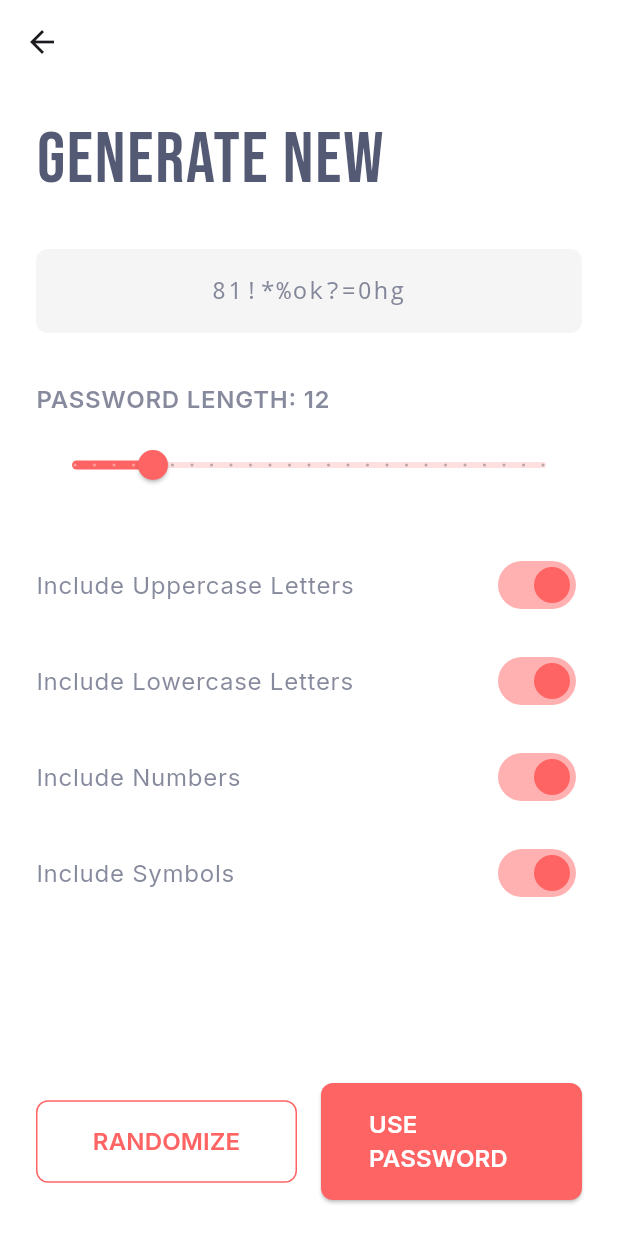
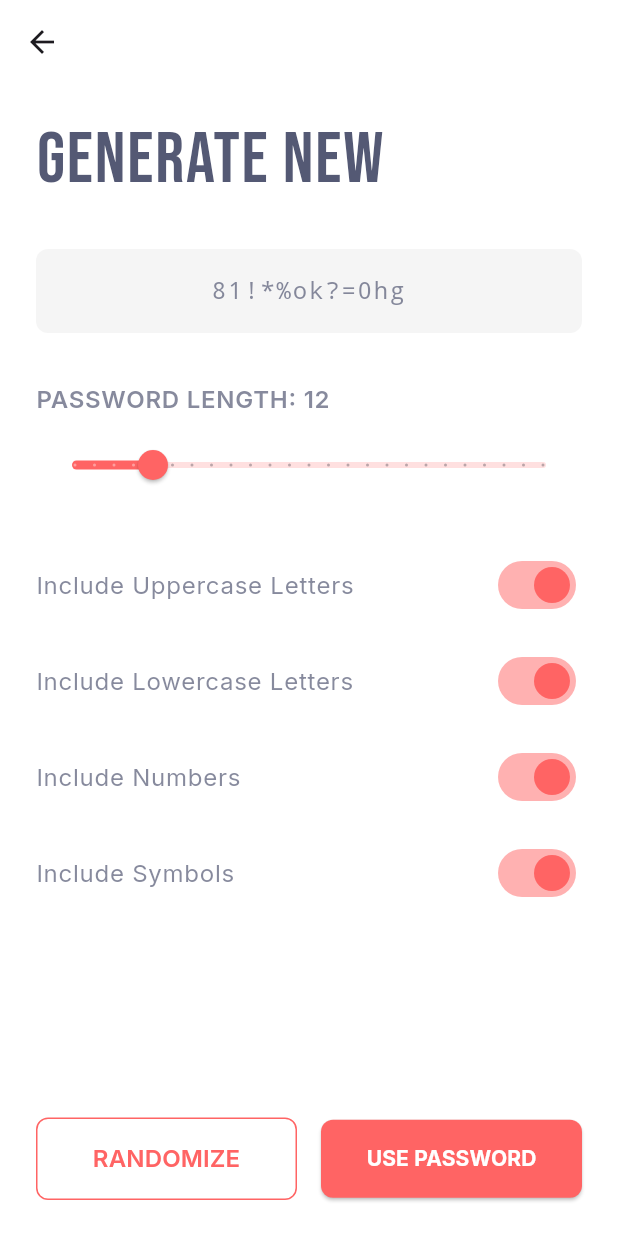
Before and after one commit to i-sifat/Passify, a Flutter app: the GeneratePasswordScreen screen opened directly, on a phone screen of 412 x 824 dp. Run offline on Flutter 3.47's test engine with Material 3 defaults, Android fonts, the light colour scheme and no system bars; our stand-ins replace file_picker, flutter_riverpod, google_fonts, package_info_plus, shared_preferences, vibration; missing offline and left inert: encrypt; accounts and stored records are empty.

Commit message:
fix use password

```diff
--- a/lib/screens/home/generate_password_screen.dart
+++ b/lib/screens/home/generate_password_screen.dart
@@ -154,7 +154,19 @@ class _GeneratePasswordScreenState
                         );
                         Navigator.pop(context, _generatedPassword);
                       },
-                      child: const Text('USE PASSWORD'),
+                      style: ElevatedButton.styleFrom(
+                        padding: const EdgeInsets.symmetric(
+                          horizontal: 16,
+                          vertical: 16,
+                        ),
+                      ),
+                      child: const Text(
+                        'USE PASSWORD',
+                        style: TextStyle(
+                          fontSize: 14,
+                          fontWeight: FontWeight.bold,
+                        ),
+                      ),
                     ),
                   ),
                 ],
```
